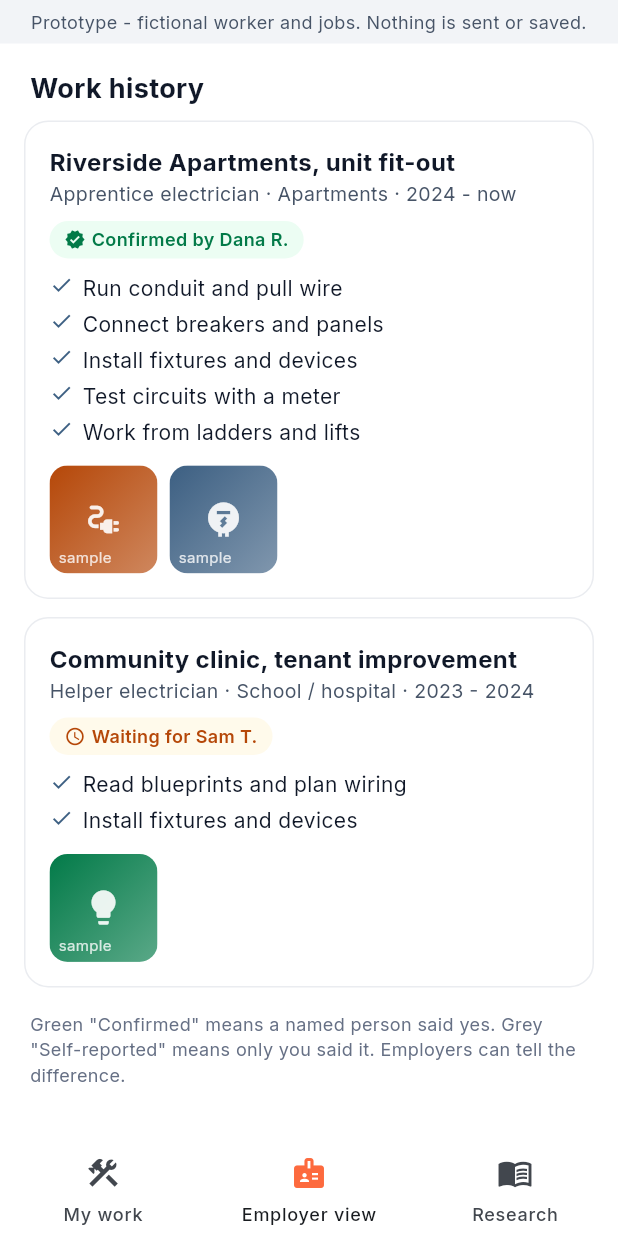
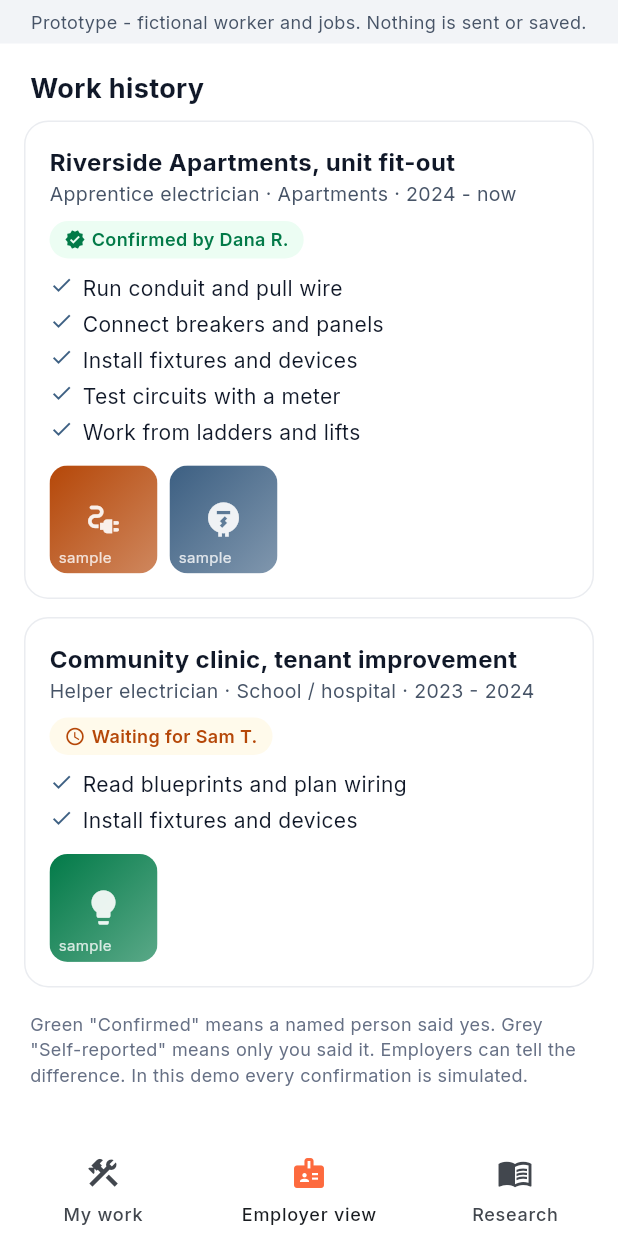
Before and after one commit to kunaxar/worker-work-samples, a Flutter app: the screen it shows after launch, item 2 of the bottom bar chosen, scrolled down 576 dp, on a phone screen of 412 x 824 dp. Run offline on Flutter 3.47's test engine with Material 3 defaults, Android fonts, the phone set to English and light mode, and no system bars; our stand-ins replace google_fonts, image_picker.

Commit message:
Update main.dart

```diff
--- a/lib/main.dart
+++ b/lib/main.dart
@@ -27,9 +27,9 @@ class _ShellState extends State<Shell> {
   int tab = 0;
   @override
   Widget build(BuildContext context) {
-    final pages = [const WorkTab(), const EmployerView(), const ResearchTab()];
+
     return Scaffold(
-      body: SafeArea(child: Column(children: [demoBanner(), Expanded(child: ListenableBuilder(listenable: store, builder: (c, _) => pages[tab]))])),
+      body: SafeArea(child: Column(children: [demoBanner(), Expanded(child: ListenableBuilder(listenable: store, builder: (c, _) => [WorkTab(), EmployerView(), ResearchTab()][tab]))])),
       bottomNavigationBar: NavigationBar(
         selectedIndex: tab, onDestinationSelected: (i) => setState(() => tab = i), backgroundColor: Colors.white, indicatorColor: Colors.transparent, height: 64,
         destinations: const [
@@ -163,7 +163,7 @@ class EmployerView extends StatelessWidget {
           ),
         ),
       if (shown.isEmpty) const Padding(padding: EdgeInsets.all(32), child: Center(child: Text('Nothing shown yet.', style: TextStyle(color: g500)))),
-      const Padding(padding: EdgeInsets.fromLTRB(20, 4, 20, 0), child: Text('Green "Confirmed" means a named person said yes. Grey "Self-reported" means only you said it. Employers can tell the difference.', style: TextStyle(color: g500, fontSize: 12))),
+      const Padding(padding: EdgeInsets.fromLTRB(20, 4, 20, 0), child: Text('Green "Confirmed" means a named person said yes. Grey "Self-reported" means only you said it. Employers can tell the difference. In this demo every confirmation is simulated.', style: TextStyle(color: g500, fontSize: 12))),
     ]);
   }
 }
```
